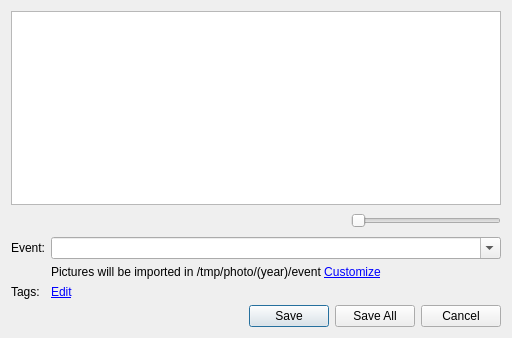
The window that importer/thumbnailpage.ui (KDE/gwenview) describes before a commit, drawn with Qt 5.
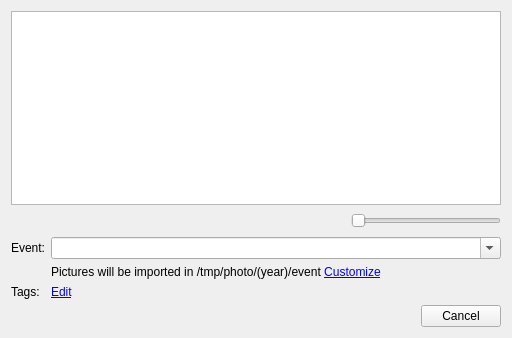
The same window after the commit. Custom widgets are drawn as their Qt base class.

Commit message: Implemented "Import Selected" and "Import All" buttons.

```diff
--- a/importer/thumbnailpage.ui
+++ b/importer/thumbnailpage.ui
@@ -99,15 +99,20 @@
     </layout>
    </item>
    <item>
-    <widget class="QDialogButtonBox" name="buttonBox">
+    <widget class="KDialogButtonBox" name="mButtonBox">
      <property name="standardButtons">
-      <set>QDialogButtonBox::Cancel|QDialogButtonBox::Save|QDialogButtonBox::SaveAll</set>
+      <set>QDialogButtonBox::Cancel</set>
      </property>
     </widget>
    </item>
   </layout>
  </widget>
  <customwidgets>
+  <customwidget>
+   <class>KDialogButtonBox</class>
+   <extends>QDialogButtonBox</extends>
+   <header>kdialogbuttonbox.h</header>
+  </customwidget>
   <customwidget>
    <class>Gwenview::ThumbnailView</class>
    <extends>QListView</extends>
```
The commit also changes 3 other files.
